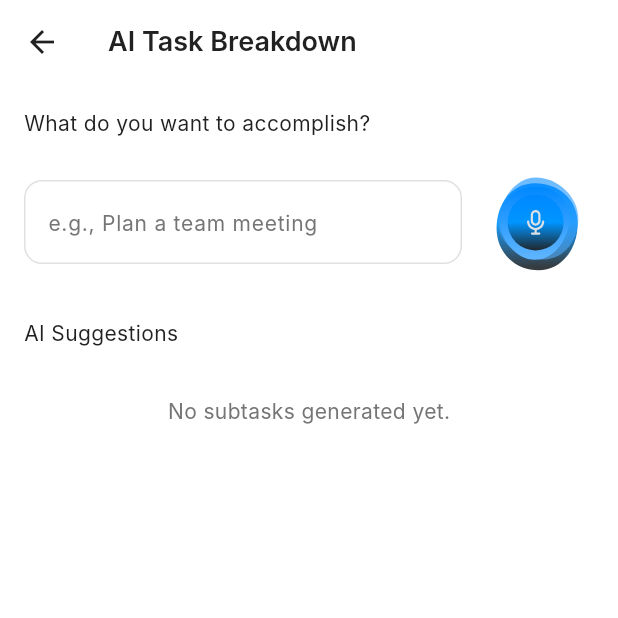
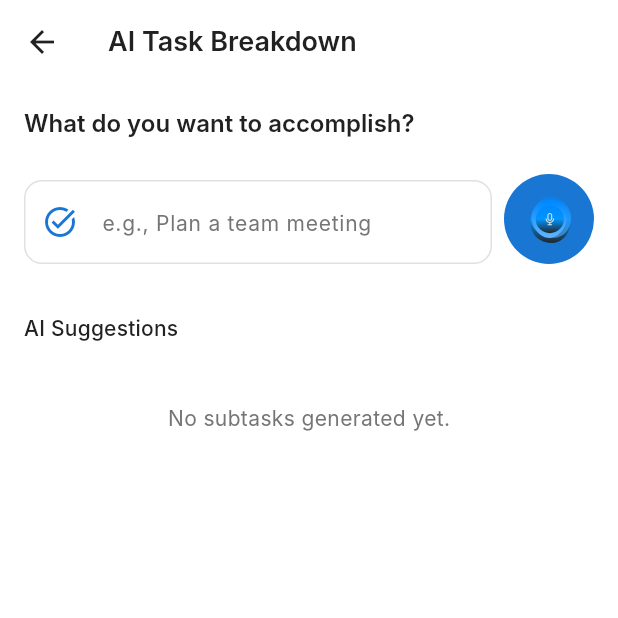
Before and after one commit to mjaber5/TaskZen, a Flutter app: the HomeView screen opened by its route, after a tap on "AI Suggestion", on a phone screen of 412 x 824 dp, the top half of it. Run offline on Flutter 3.47's test engine with Material 3 defaults, Android fonts, the phone set to English and light mode, and no system bars; our stand-ins replace cloud_firestore, crystal_navigation_bar, dio, equatable, firebase_auth, firebase_core and 6 more; missing offline and left inert: toasty_box; accounts and stored records are empty; Roboto replaces fonts that are missing (Inter).

Commit message:
refactor and optimize the code

```diff
--- /dev/null
+++ b/devtools_options.yaml
@@ -0,0 +1,3 @@
+description: This file stores settings for Dart & Flutter DevTools.
+documentation: https://docs.flutter.dev/tools/devtools/extensions#configure-extension-enablement-states
+extensions:
--- a/lib/core/utils/constants/colors.dart
+++ b/lib/core/utils/constants/colors.dart
@@ -44,7 +44,18 @@ class ZColors {
   static const Color buttonSecondary = Color(0xFF1976D2); // Matches secondary
   static const Color buttonDisabled = Color(0xFFB0BEC5); // Neutral grey
   static const Color buttonText = Color(0xFFFFFFFF); // White for button text
-
+  static const Color buttonOrange = Color.fromARGB(
+    255,
+    255,
+    162,
+    0,
+  ); // Amber for action buttons,
+  static const Color buttonGreen = Color.fromARGB(
+    255,
+    76,
+    175,
+    80,
+  ); // Green for success actions
   // Border Colors
   static const Color borderPrimary = Color(
     0xFFE0E0E0,
--- a/lib/feature/home/presentation/view/ai_widgets_view/ai_view_body.dart
+++ b/lib/feature/home/presentation/view/ai_widgets_view/ai_view_body.dart
@@ -142,56 +142,88 @@ class _AiViewBodyState extends State<AiViewBody>
   @override
   Widget build(BuildContext context) {
     final isDark = Theme.of(context).brightness == Brightness.dark;
+    final Color backgroundColor =
+        isDark ? ZColors.backgroundDark : ZColors.white;
+
     return SafeArea(
       child: SingleChildScrollView(
-        child: Padding(
+        child: Container(
+          width: double.infinity,
           padding: const EdgeInsets.all(ZSizes.md),
+          decoration: BoxDecoration(
+            color: backgroundColor,
+            borderRadius: const BorderRadius.only(
+              topLeft: Radius.circular(32),
+              topRight: Radius.circular(32),
+            ),
+          ),
           child: Column(
             crossAxisAlignment: CrossAxisAlignment.start,
             children: [
               Text(
                 'What do you want to accomplish?',
-                style: TextStyle(
+                style: Theme.of(context).textTheme.titleLarge?.copyWith(
+                  color: isDark ? ZColors.textOnPrimary : ZColors.textPrimary,
+                ),
+              ),
+              const SizedBox(height: ZSizes.lg),
+              inputTaskSection(isDark, context),
+              const SizedBox(height: ZSizes.xl),
+              Text(
+                'AI Suggestions',
+                style: Theme.of(context).textTheme.titleMedium?.copyWith(
                   color: isDark ? ZColors.textOnPrimary : ZColors.textPrimary,
                 ),
               ),
               const SizedBox(height: ZSizes.md),
-              Row(
+              if (_isLoading)
+                Center(
+                  child: Lottie.asset(
+                    'assets/lottie/ai.json',
+                    width: 120,
+                    height: 120,
+                  ),
+                )
+              else if (_subtasks.isEmpty)
+                NoSubTasks(isDark: isDark)
+              else
+                SubTasksView(subtasks: _subtasks),
+            ],
+          ),
+        ),
+      ),
+    );
+  }
+
+  Row inputTaskSection(bool isDark, BuildContext context) {
+    return Row(
+      crossAxisAlignment: CrossAxisAlignment.end,
       children: [
         Expanded(
           child: TextField(
             controller: _taskController,
             decoration: InputDecoration(
               hintText: 'e.g., Plan a team meeting',
-                        filled: true,
-                        fillColor:
-                            isDark
-                                ? ZColors.greyDark.withOpacity(0.2)
-                                : ZColors.white,
-                        border: OutlineInputBorder(
-                          borderRadius: BorderRadius.circular(ZSizes.sm),
-                          borderSide: BorderSide.none,
+              prefixIcon: Icon(
+                Icons.task_alt_outlined,
+                color: ZColors.secondary,
               ),
               suffixIcon:
                   _taskController.text.isNotEmpty
                       ? IconButton(
-                                  icon: Icon(
-                                    Icons.clear,
-                                    color:
-                                        isDark
-                                            ? ZColors.textOnPrimary
-                                            : ZColors.textPrimary,
-                                  ),
+                        icon: Icon(Icons.clear, color: ZColors.secondary),
                         onPressed: _clearInput,
                       )
                       : null,
+              filled: true,
+              fillColor:
+                  isDark ? ZColors.greyDark.withOpacity(0.2) : ZColors.white,
+              border: OutlineInputBorder(
+                borderRadius: BorderRadius.circular(16),
+                borderSide: BorderSide.none,
               ),
-                      style: TextStyle(
-                        color:
-                            isDark
-                                ? ZColors.textOnPrimary
-                                : ZColors.textPrimary,
             ),
+            style: Theme.of(context).textTheme.bodyLarge,
             onSubmitted: (_) => _fetchSubtasks(),
           ),
         ),
@@ -203,85 +235,73 @@ class _AiViewBodyState extends State<AiViewBody>
             builder:
                 (context, child) => Transform.scale(
                   scale: _micScaleAnimation.value,
+                  child: CircleAvatar(
+                    radius: 30,
+                    backgroundColor: ZColors.secondary,
                     child: Lottie.asset(
                       'assets/lottie/mic.json',
-                              width: 80,
-                              height: 80,
-                            ),
-                          ),
-                    ),
-                  ),
-                ],
-              ),
-              const SizedBox(height: ZSizes.lg),
-              Text(
-                'AI Suggestions',
-                style: TextStyle(
-                  color: isDark ? ZColors.textOnPrimary : ZColors.textPrimary,
-                ),
-              ),
-              const SizedBox(height: ZSizes.sm),
-              _isLoading
-                  ? Center(
-                    child: Lottie.asset(
-                      'assets/lottie/ai.json',
-                      width: 100,
-                      height: 100,
-                      fit: BoxFit.cover,
-                    ),
-                  )
-                  : _subtasks.isEmpty
-                  ? Center(
-                    child: Padding(
-                      padding: const EdgeInsets.only(top: ZSizes.lg),
-                      child: Text(
-                        'No subtasks generated yet.',
-                        style: TextStyle(
-                          color:
-                              isDark
-                                  ? ZColors.textOnPrimary
-                                  : ZColors.textSecondary,
-                        ),
-                      ),
-                    ),
-                  )
-                  : ListView.separated(
-                    shrinkWrap: true,
-                    physics: const NeverScrollableScrollPhysics(),
-                    itemCount: _subtasks.length,
-                    separatorBuilder:
-                        (context, index) => const SizedBox(height: ZSizes.sm),
-                    itemBuilder:
-                        (context, index) => Card(
-                          shape: RoundedRectangleBorder(
-                            borderRadius: BorderRadius.circular(ZSizes.sm),
-                          ),
-                          elevation: 2,
-                          color:
-                              isDark
-                                  ? ZColors.greyDark.withOpacity(0.4)
-                                  : ZColors.white,
-                          child: ListTile(
-                            leading: Icon(
-                              Icons.check_circle_outline,
-                              color: ZColors.secondary,
-                            ),
-                            title: Text(
-                              _subtasks[index],
-                              style: TextStyle(
-                                color:
-                                    isDark
-                                        ? ZColors.textOnPrimary
-                                        : ZColors.textPrimary,
+                      width: 40,
+                      height: 40,
                     ),
                   ),
                 ),
           ),
         ),
       ],
+    );
+  }
+}
+
+class NoSubTasks extends StatelessWidget {
+  const NoSubTasks({super.key, required this.isDark});
+
+  final bool isDark;
+
+  @override
+  Widget build(BuildContext context) {
+    return Center(
+      child: Padding(
+        padding: const EdgeInsets.only(top: ZSizes.lg),
+        child: Text(
+          'No subtasks generated yet.',
+          style: Theme.of(context).textTheme.bodyMedium?.copyWith(
+            color:
+                isDark
+                    ? ZColors.textOnPrimary.withOpacity(0.6)
+                    : ZColors.textSecondary,
           ),
         ),
       ),
     );
   }
 }
+
+class SubTasksView extends StatelessWidget {
+  const SubTasksView({super.key, required List<String> subtasks})
+    : _subtasks = subtasks;
+
+  final List<String> _subtasks;
+
+  @override
+  Widget build(BuildContext context) {
+    return ListView.builder(
+      shrinkWrap: true,
+      physics: const NeverScrollableScrollPhysics(),
+      itemCount: _subtasks.length,
+      itemBuilder: (context, index) {
+        final subtask = _subtasks[index].replaceAll('*', '').trim();
+        return Card(
+          elevation: 3,
+          margin: const EdgeInsets.symmetric(vertical: 8),
+          shape: RoundedRectangleBorder(
+            borderRadius: BorderRadius.circular(16),
+          ),
+          child: ListTile(
+            leading: Icon(Icons.check_circle, color: ZColors.secondary),
+            title: Text(subtask, style: Theme.of(context).textTheme.bodyLarge),
+          ),
+        );
+      },
+    );
+  }
+}
--- a/lib/feature/home/presentation/view/widget/custom_search_bar.dart
+++ b/lib/feature/home/presentation/view/widget/custom_search_bar.dart
@@ -8,15 +8,16 @@ class CustomSearchBar extends StatelessWidget {
   @override
   Widget build(BuildContext context) {
     final isDark = Theme.of(context).brightness == Brightness.dark;
-    return Container(
-      width: double.infinity,
-      height: 70,
-      decoration: BoxDecoration(
-        color: isDark ? ZColors.greyDark.withOpacity(0.2) : Colors.white,
-        borderRadius: BorderRadius.circular(25),
-      ),
+    return Padding(
+      padding: const EdgeInsets.symmetric(horizontal: 20.0, vertical: 5),
       child: TextField(
         decoration: InputDecoration(
+          disabledBorder: OutlineInputBorder(
+            borderRadius: BorderRadius.all(Radius.circular(20.0)),
+            borderSide: BorderSide(
+              color: isDark ? ZColors.greyDark.withOpacity(0.2) : Colors.white,
+            ),
+          ),
           hintText: 'Search a task...',
           prefixIcon: Icon(
             Iconsax.search_normal_1,
--- a/lib/feature/home/presentation/view/widget/home_view_body.dart
+++ b/lib/feature/home/presentation/view/widget/home_view_body.dart
@@ -5,66 +5,64 @@ import 'package:task_zen/feature/home/presentation/view/widget/app_bar_section.d
 import 'package:task_zen/feature/home/presentation/view/widget/custom_search_bar.dart';
 import 'package:task_zen/feature/home/presentation/view/widget/hello_serction_and_tasks_number.dart';
 import 'package:task_zen/feature/home/presentation/view/widget/pomodoro_card.dart';
+import 'package:task_zen/feature/home/presentation/view/widget/task_list_preview.dart';
 import 'package:task_zen/feature/home/presentation/view/widget/task_tab_bar.dart';
 import 'package:task_zen/feature/home/presentation/view/widget/weekly_summary.dart';
 
-class HomeViewBody extends StatefulWidget {
+class HomeViewBody extends StatelessWidget {
   const HomeViewBody({super.key});
 
-  @override
-  State<HomeViewBody> createState() => _HomeViewBodyState();
-}
-
-class _HomeViewBodyState extends State<HomeViewBody> {
   @override
   Widget build(BuildContext context) {
     final isDark = Theme.of(context).brightness == Brightness.dark;
 
     return SafeArea(
       bottom: false,
+      child: Column(
+        children: [
+          /// 🚫 Not Scrollable: Fixed AppBar
+          Padding(
+            padding: const EdgeInsets.symmetric(horizontal: 16.0, vertical: 12),
+            child: Column(
+              children: [
+                AppBarSection(isDark: isDark),
+                HelloSectionAndTasksNumber(isDark: isDark),
+                const SizedBox(height: 20),
+              ],
+            ),
+          ),
+
+          /// ✅ Scrollable Body
+          Expanded(
             child: SingleChildScrollView(
-        child: Padding(
-          padding: const EdgeInsets.symmetric(horizontal: 16.0, vertical: 24),
+              physics: const BouncingScrollPhysics(),
+              padding: const EdgeInsets.symmetric(
+                horizontal: 16.0,
+                vertical: 12,
+              ),
               child: Column(
                 crossAxisAlignment: CrossAxisAlignment.start,
                 children: [
-              AppBarSection(isDark: isDark),
-              const SizedBox(height: 6),
-
-              HelloSectionAndTasksNumber(isDark: isDark),
-
+                  CustomSearchBar(),
+                  const SizedBox(height: 24),
+                  TaskTabBar(),
+                  const SizedBox(height: 24),
+                  TaskListPreview(),
                   const SizedBox(height: 20),
-
-              /// ➕ Quick Add Task
-              CustomSearchBar(),
-
-              const SizedBox(height: 24),
-
-              /// 📅 Ta,bs (Today, Upcoming, Completed)
-              TaskTabBar(),
-
-              const SizedBox(height: 24),
-
-              /// 📝 Ta,sk List Preview
-              //TaskListPreview(),
+                  PomodoroCard(),
                   const SizedBox(height: 20),
-
-              /// ⏱️ Po,modoro / Focus Mode
-              PomodoroCard(),
-
+                  AiSuggestionCard(),
                   const SizedBox(height: 20),
-
-              /// 🤖 AI ,Suggestions
-              AiSuggestionCard(),
-
+                  WeeklySummary(),
                   const SizedBox(height: 20),
-
-              /// 📈 W,eekly Summary
-              WeeklySummary(),
+                  Container(),
+                  const SizedBox(height: 20),
                 ],
               ),
             ),
           ),
+        ],
+      ),
     );
   }
 }
--- a/lib/feature/home/presentation/view/widget/task_tab_bar.dart
+++ b/lib/feature/home/presentation/view/widget/task_tab_bar.dart
@@ -12,82 +12,71 @@ class TaskTabBar extends StatelessWidget {
     return Row(
       mainAxisAlignment: MainAxisAlignment.spaceAround,
       children: [
-        Column(
+        TaskBarItemButton(
+          isDark: isDark,
+          onPressed: () {},
+          text: 'To-Do',
+          iconColor: ZColors.accent,
+          backgroundColor: ZColors.accent.withOpacity(0.5),
+        ),
+        TaskBarItemButton(
+          isDark: isDark,
+          onPressed: () {},
+          text: 'Progress',
+          iconColor: ZColors.buttonOrange,
+          backgroundColor: ZColors.buttonOrange.withOpacity(0.4),
+        ),
+        TaskBarItemButton(
+          isDark: isDark,
+          onPressed: () {},
+          text: 'Done',
+          iconColor: ZColors.buttonGreen,
+          backgroundColor: ZColors.buttonGreen.withOpacity(0.3),
+        ),
+      ],
+    );
+  }
+}
+
+class TaskBarItemButton extends StatelessWidget {
+  const TaskBarItemButton({
+    super.key,
+    required this.isDark,
+    required this.onPressed,
+    required this.text,
+    required this.backgroundColor,
+    required this.iconColor,
+  });
+  final Function onPressed;
+  final String text;
+  final bool isDark;
+  final Color backgroundColor;
+  final Color iconColor;
+
+  @override
+  Widget build(BuildContext context) {
+    return Column(
       children: [
         ClipRRect(
           borderRadius: BorderRadius.circular(50),
           child: Container(
             width: 60,
             height: 60,
-                color:
-                    isDark
-                        ? ZColors.accent.withOpacity(0.7)
-                        : ZColors.accent.withOpacity(0.2),
+            color: backgroundColor,
             child: IconButton(
-                  onPressed: () {},
-                  icon: Icon(Iconsax.calendar_1, color: ZColors.accent),
+              onPressed: onPressed(),
+              icon: Icon(Iconsax.calendar_1, color: iconColor),
             ),
           ),
         ),
         const SizedBox(height: 4),
         Text(
-              'Today',
+          text,
           style: TextStyle(
             color: isDark ? ZColors.textOnPrimary : ZColors.textPrimary,
           ),
         ),
       ],
-        ),
-        Column(
-          children: [
-            ClipRRect(
-              borderRadius: BorderRadius.circular(50),
-              child: Container(
-                width: 60,
-                height: 60,
-                color:
-                    isDark
-                        ? ZColors.warning.withOpacity(0.6)
-                        : ZColors.warning.withOpacity(0.2),
-                child: IconButton(
-                  onPressed: () {},
-                  icon: Icon(Iconsax.calendar_1, color: ZColors.warning),
-                ),
-              ),
-            ),
-            const SizedBox(height: 4),
-            Text(
-              'Today',
-              style: TextStyle(
-                color: isDark ? ZColors.textOnPrimary : ZColors.textPrimary,
-              ),
-            ),
-          ],
-        ),
-        Column(
-          children: [
-            ClipRRect(
-              borderRadius: BorderRadius.circular(50),
-              child: Container(
-                width: 60,
-                height: 60,
-                color: Colors.green.withOpacity(0.4),
-                child: IconButton(
-                  onPressed: () {},
-                  icon: Icon(Iconsax.calendar_1, color: Colors.green),
-                ),
-              ),
-            ),
-            const SizedBox(height: 4),
-            Text(
-              'Today',
-              style: TextStyle(
-                color: isDark ? ZColors.textOnPrimary : ZColors.textPrimary,
-              ),
-            ),
-          ],
-        ),
-      ],
     );
   }
 }
```
Lines whose indentation alone changed are shown as unchanged.
